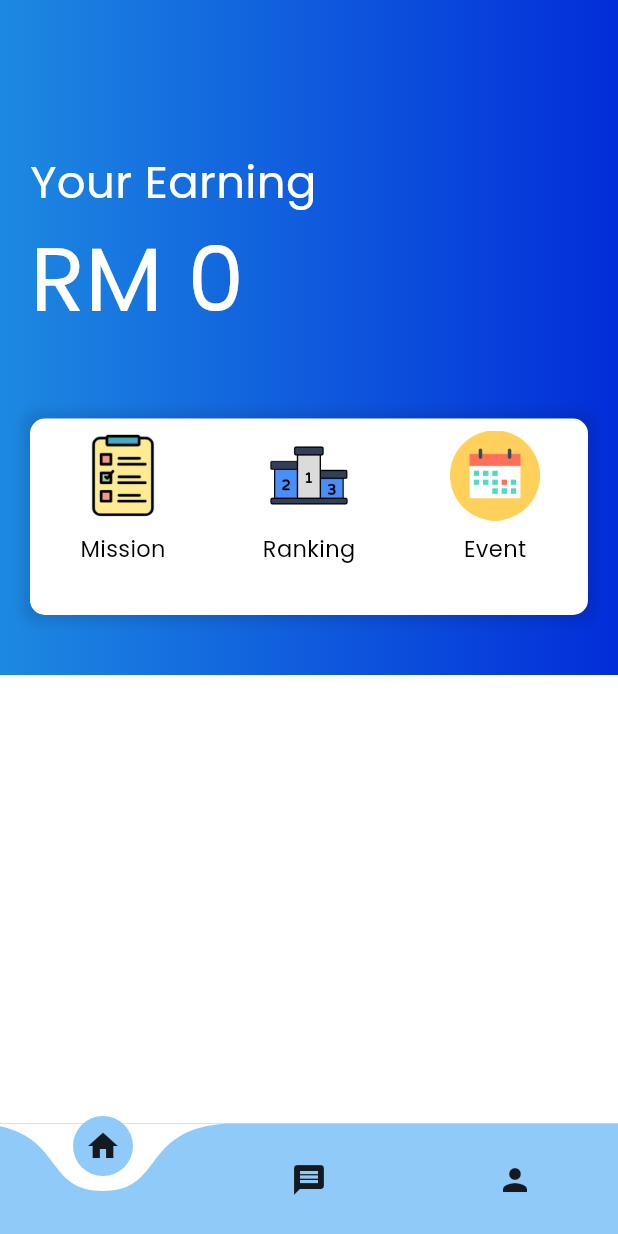
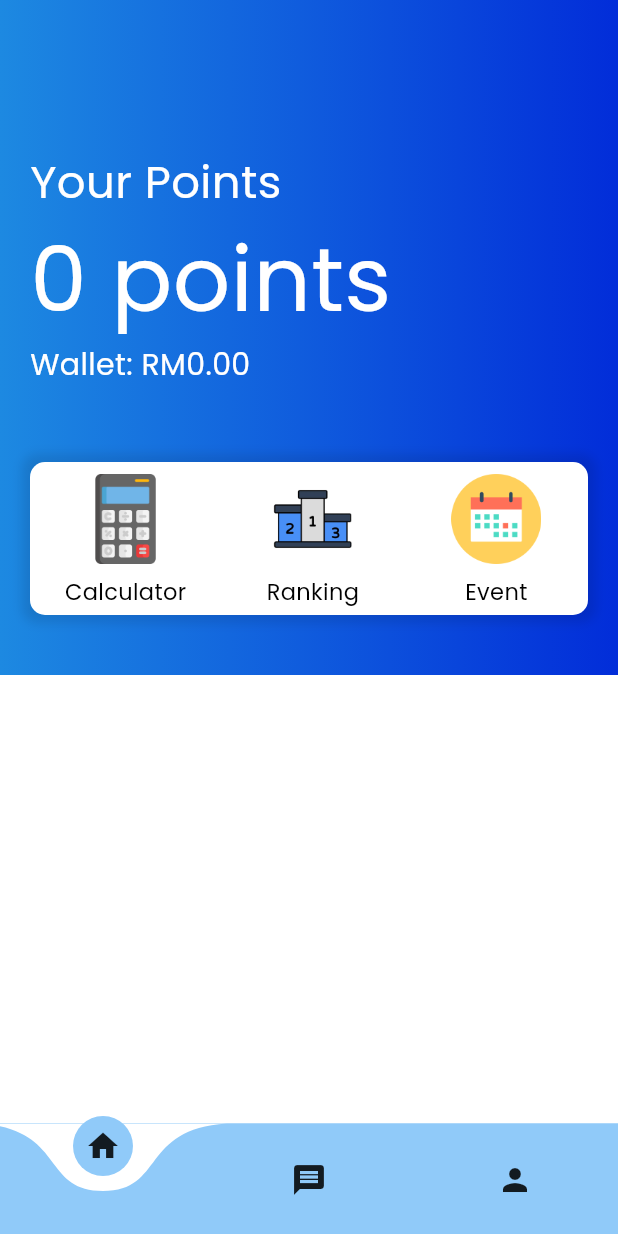
Before and after one commit to NasiLemakKFC/Hackaton_2024, a Flutter app: the screen it shows once a user with an empty profile is signed in, on a phone screen of 412 x 824 dp. Run offline on Flutter 3.47's test engine with Material 3 defaults, Android fonts, the phone set to English and light mode, and no system bars; drawn by our look-alikes of curved_navigation_bar; our stand-ins replace cloud_firestore, firebase_auth, firebase_core, google_fonts, qr_flutter; missing offline and left inert: mobile_scanner; accounts and stored records are empty; network calls fail.

Commit message:
ada tambah sikit

```diff
--- a/hackaton_project/lib/Page/homepage.dart
+++ b/hackaton_project/lib/Page/homepage.dart
@@ -3,6 +3,9 @@ import 'package:firebase_auth/firebase_auth.dart';
 import 'package:flutter/material.dart';
 import 'package:google_fonts/google_fonts.dart';
 import 'package:hackaton_project/Page/missionpage.dart';
+import 'package:hackaton_project/Page/ranking.dart';
+
+//
 
 class HomePage extends StatefulWidget {
   const HomePage({super.key});
@@ -48,7 +51,7 @@ class HomePageState extends State<HomePage> {
                   children: [
                     SizedBox(height: 80),
                     Text(
-                      "Your Earning",
+                      "Your Points",
                       overflow: TextOverflow.clip,
                       style: GoogleFonts.poppins(
                         color: Colors.white,
@@ -57,11 +60,19 @@ class HomePageState extends State<HomePage> {
                       ),
                     ),
                     Text(
-                    'RM ${userDoc.get('points')}',
+                    '${userDoc.get('points')} points',
                       style: GoogleFonts.poppins(
                       color: Colors.white,
                       fontSize: 60,
                       decoration: TextDecoration.none,
+                      ),
+                    ),
+                    Text(
+                      "Wallet: RM0.00",
+                      style: GoogleFonts.poppins(
+                        color: Colors.white,
+                        fontSize: 20,
+                        decoration: TextDecoration.none,
                       ),
                     ),
                     SizedBox(height: 30),
@@ -98,12 +109,12 @@ class HomePageState extends State<HomePage> {
                                   icon: SizedBox(
                                     width: 60,
                                     height: 60,
-                                    child: Image.asset('asset/image/mission.png'),
+                                    child: Image.asset('asset/image/calculator.png'),
                                   ),
                                   color: Colors.black,
                                 ),
                                 Text(
-                                  'Mission',
+                                  'Calculator',
                                   style: GoogleFonts.poppins(
                                     color: Colors.black,
                                     fontSize: 15,
@@ -114,7 +125,12 @@ class HomePageState extends State<HomePage> {
                             Column(
                               children: [
                                 IconButton(
-                                  onPressed: () {},
+                                  onPressed: () {
+                                    Navigator.push(context,
+                                     MaterialPageRoute(builder: (context) => const RankingPage(),
+                                     ),
+                                     );
+                                  },
                                   icon: SizedBox(
                                     width: 60,
                                     height: 60,
@@ -150,6 +166,7 @@ class HomePageState extends State<HomePage> {
                                   ),
                                 ),
                               ],
+
                             ),
                           ],
                         ),
--- a/hackaton_project/lib/service/authen/login.dart
+++ b/hackaton_project/lib/service/authen/login.dart
@@ -40,7 +40,8 @@ class _LoginUserPageState extends State<LoginUserPage> {
   Widget build(BuildContext context) {
     return Scaffold(
       appBar: AppBar(
-        title: Text('Log in'),
+        backgroundColor: Colors.transparent,
+        title: Text('Welcome!'),
       ),
       body: Padding(
         padding: const EdgeInsets.all(20.0),
```
Also changed, not shown: hackaton_project/lib/Page/calculator.dart (added, +13 -0 lines), hackaton_project/lib/Page/ranking.dart (added, +48 -0 lines), hackaton_project/asset/image/calculator.png (added).
